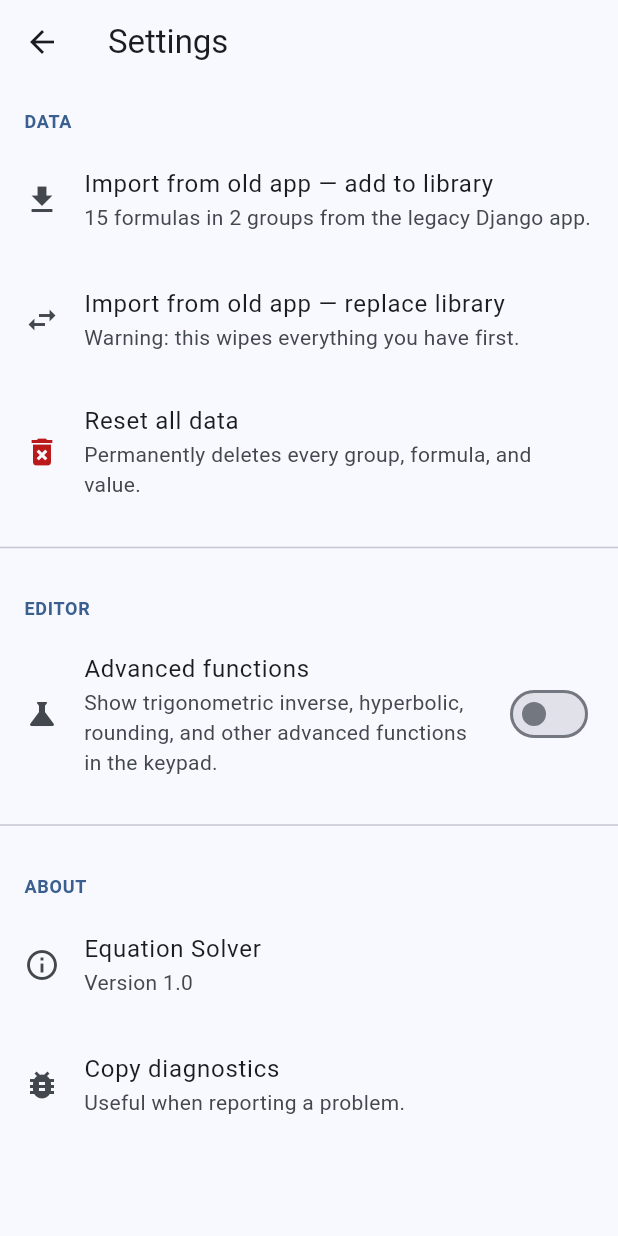
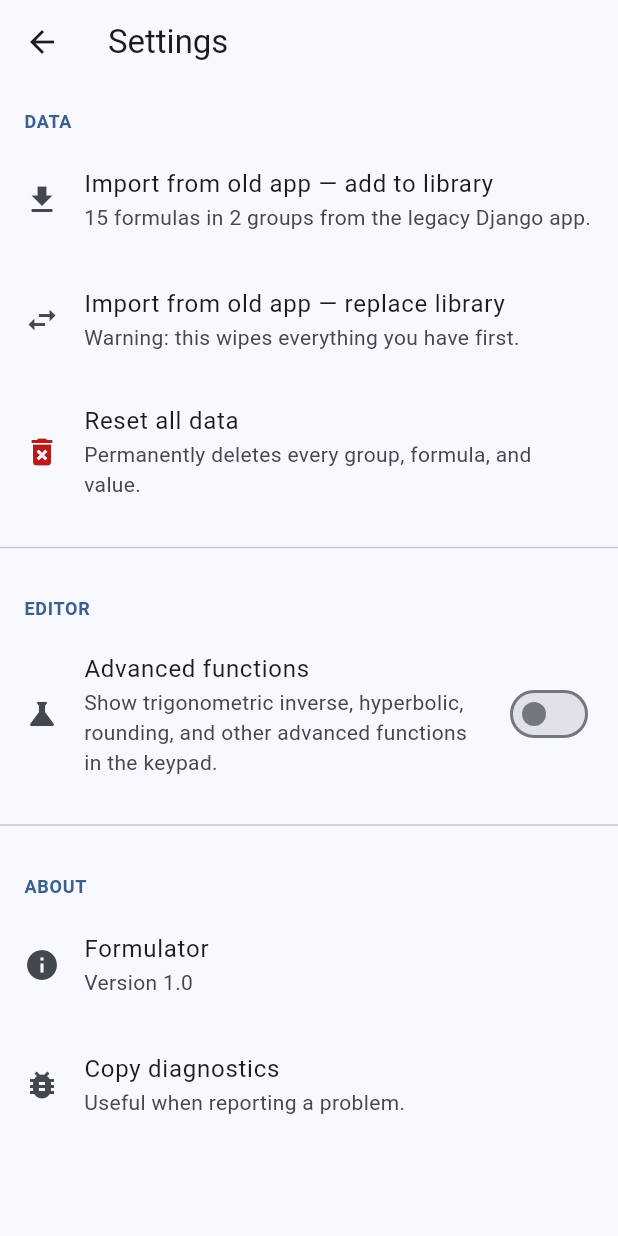
Before and after one commit to myoussefa96/equation-solver-app, a Flutter app: the SettingsPage screen opened directly, on a phone screen of 412 x 824 dp. Run offline on Flutter 3.47's test engine with Material 3 defaults, Android fonts, the phone set to English and light mode, and no system bars; our stand-ins replace flutter_riverpod, shared_preferences, sqflite, sqflite_common; accounts and stored records are empty.

Commit message:
fix(ui): missing icons, missing assets, implicit-mult bug, custom branding
THREE BUGS the user found in the v1 build:

1. Outlined-variant Material icons (Icons.info_outline, .delete_outline,
   .backspace_outlined, .error_outline) don't ship in the default font.
   Replaced with non-outlined equivalents. Same regression as the previous
   fix on fix/ux-iteration-1.

2. pubspec.yaml had NO `flutter:` section, so `assets/migration_seed.json`
   was never bundled. Auto-import threw silently on `rootBundle.loadString`
   and the user saw an empty library. Added `flutter:` section with
   `uses-material-design: true` and `assets: - assets/`.

3. flatten() concatenated adjacent operand chips with no separator. Two
   atoms next to each other (e.g. NumberChip("25") + FunctionChip("sqrt"))
   produced "25sqrt()" which the parser rejected as "Unexpected token sqrt".
   Now flatten inserts ` * ` between two operand chips, supporting natural
   implicit multiplication: `2x` → `2*x`, `Pm sqrt(...)` → `Pm*sqrt(...)`.
   Tests added.

PLUS rename + icon:

- App label changed from "equation_solver_app" / "Equation Solver" to
  "Formulator" (Android manifest, MaterialApp title, settings about,
  diagnostics).
- Generated custom launcher icon (ƒ on indigo) via PIL → 1024x1024 source
  → flutter_launcher_icons produces all mipmap-* PNGs + adaptive icon.

Co-Authored-By: Claude Opus 4.7 <noreply@anthropic.com>

```diff
--- a/lib/ui/app.dart
+++ b/lib/ui/app.dart
@@ -13,7 +13,7 @@ class EquationSolverApp extends StatelessWidget {
     );
 
     return MaterialApp(
-      title: 'Equation Solver',
+      title: 'Formulator',
       debugShowCheckedModeBanner: false,
       theme: ThemeData(
         useMaterial3: true,
--- a/lib/ui/editor/entry_editor_page.dart
+++ b/lib/ui/editor/entry_editor_page.dart
@@ -418,7 +418,7 @@ class _EntryEditorPageState extends ConsumerState<EntryEditorPage> {
               padding: const EdgeInsets.all(12),
               child: Row(
                 children: [
-                  Icon(Icons.info_outline,
+                  Icon(Icons.info,
                       color: Theme.of(context).colorScheme.onErrorContainer),
                   const SizedBox(width: 8),
                   Expanded(
@@ -509,7 +509,7 @@ class _EntryEditorPageState extends ConsumerState<EntryEditorPage> {
                   const Spacer(),
                   if (s.rows.length > 1)
                     IconButton(
-                      icon: const Icon(Icons.delete_outline),
+                      icon: const Icon(Icons.delete),
                       iconSize: 18,
                       tooltip: 'Delete this formula',
                       onPressed: () => s.deleteRow(index),
--- a/lib/ui/palette/palette.dart
+++ b/lib/ui/palette/palette.dart
@@ -111,7 +111,7 @@ class _PaletteState extends ConsumerState<Palette>
             ),
           ),
           IconButton(
-            icon: const Icon(Icons.backspace_outlined),
+            icon: const Icon(Icons.backspace),
             iconSize: 20,
             onPressed: widget.onBackspace,
             tooltip: 'Backspace',
--- a/lib/ui/settings_page.dart
+++ b/lib/ui/settings_page.dart
@@ -61,8 +61,8 @@ class SettingsPage extends ConsumerWidget {
           const Divider(height: 32),
           _section('About'),
           const ListTile(
-            leading: Icon(Icons.info_outline),
-            title: Text('Equation Solver'),
+            leading: Icon(Icons.info),
+            title: Text('Formulator'),
             subtitle: Text('Version 1.0'),
           ),
           ListTile(
@@ -170,7 +170,7 @@ class SettingsPage extends ConsumerWidget {
     final db = ref.read(dbProvider);
     final folderCount = (await FoldersRepo(db).listAll()).length;
     final diag = '''
-Equation Solver diagnostics
+Formulator diagnostics
 Version: 1.0
 Schema: ${AppDatabase.schemaVersion}
 Folders: $folderCount
--- a/lib/ui/widgets/result_tile.dart
+++ b/lib/ui/widgets/result_tile.dart
@@ -44,7 +44,7 @@ class ResultTile extends StatelessWidget {
                 style: TextStyle(color: scheme.onErrorContainer))
             : (variable.unit == null ? null : Text(variable.unit!)),
         trailing: hasError
-            ? Icon(Icons.error_outline, color: scheme.error)
+            ? Icon(Icons.error, color: scheme.error)
             : Row(
                 mainAxisSize: MainAxisSize.min,
                 children: [
```
Also changed, not shown: lib/ui/editor/chip_node.dart (+19 -1 lines), pubspec.yaml (+14 -0 lines), assets/icon.png (added), assets/icon_fg.png (added), 14 other files.
